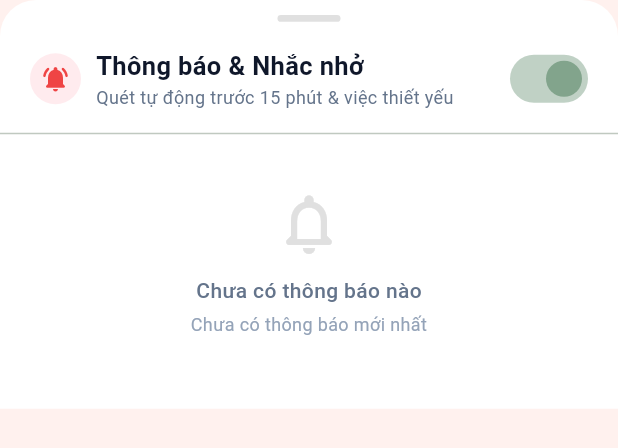
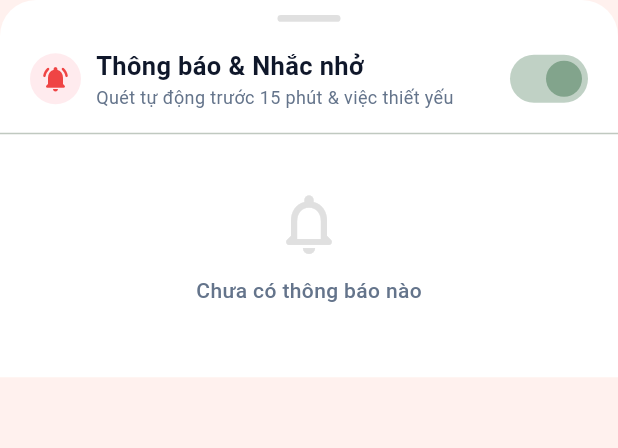
Before and after one commit to EVO-TXB/Lap-Trinh-Di-Dong, a Flutter app: the HopThoaiThongBao widget shown alone on an empty page, opened directly, on a phone screen of 412 x 824 dp. Shown: the top 448 px of the screen. Run offline on Flutter 3.47's test engine with Material 3 defaults, Android fonts, the phone set to English and light mode, and no system bars; our stand-ins replace dio, shared_preferences; accounts and stored records are empty; key blocks and very long unbroken strings in the code were emptied for the run.

Commit message:
Cập nhật thông báo

```diff
--- a/lib/features/thong_bao/widgets/hop_thoai_thong_bao.dart
+++ b/lib/features/thong_bao/widgets/hop_thoai_thong_bao.dart
@@ -121,12 +121,6 @@ class HopThoaiThongBao extends StatelessWidget {
                           'Chưa có thông báo nào',
                           style: TextStyle(color: Color(0xFF64748B), fontSize: 14, fontWeight: FontWeight.w500),
                         ),
-                        const SizedBox(height: 4),
-                        const Text(
-                          'Chưa có thông báo mới nhất',
-                          style: TextStyle(color: Color(0xFF94A3B8), fontSize: 12),
-                          textAlign: TextAlign.center,
-                        ),
                       ],
                     ),
                   )
```
